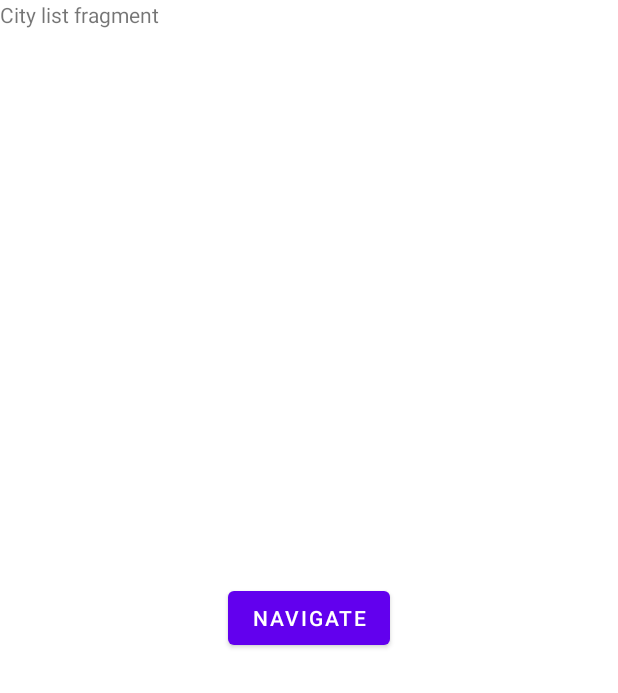
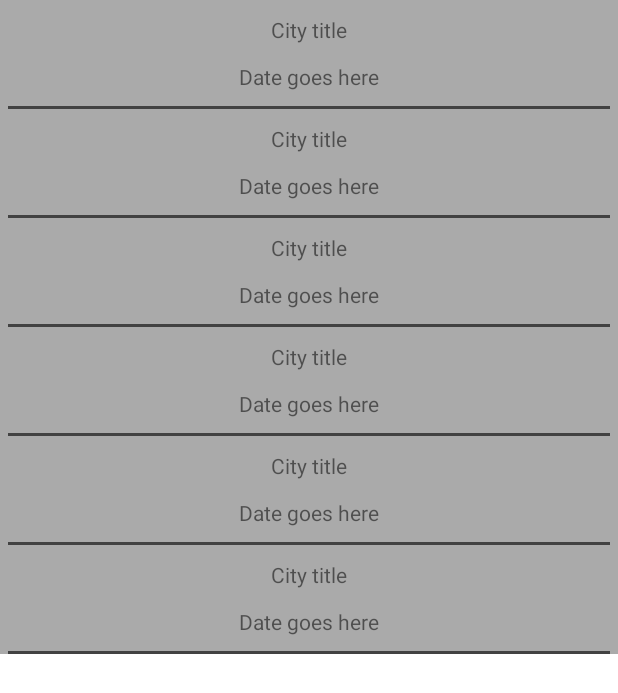
Before and after one commit to vmpay/random-city-app, an Android app: the layout fragment_city_list.xml on its own in the app's theme, with its tools: preview values and no code run, on a phone screen of 412 x 824 dp. Shown: the top 693 px of the screen. Run offline under Robolectric (Android 15) with nearby library versions, the phone set to English and light mode, and no system bars.

Commit message:
Master fragment impl

```diff
--- a/app/src/main/java/eu/vmpay/random/city/tools/Constants.kt
+++ b/app/src/main/java/eu/vmpay/random/city/tools/Constants.kt
@@ -1,7 +1,12 @@
 package eu.vmpay.random.city.tools
+
+import java.text.SimpleDateFormat
+import java.util.*
 
 const val LOADER_DELAY = 2500L
 const val PRODUCER_DELAY = 5000L
 
 const val DATABASE_VERSION = 1
 const val DATABASE_NAME = "city_app.db"
+
+val sdf = SimpleDateFormat("dd.MM.yy HH:mm:ss", Locale.ROOT)
--- a/app/src/main/res/layout/fragment_city_list.xml
+++ b/app/src/main/res/layout/fragment_city_list.xml
@@ -6,19 +6,12 @@
     android:layout_height="match_parent"
     tools:context=".view.fragment.CityListFragment">
 
-    <TextView
+    <androidx.recyclerview.widget.RecyclerView
+        android:id="@+id/rvList"
         android:layout_width="match_parent"
         android:layout_height="match_parent"
-        android:text="City list fragment" />
-
-    <Button
-        android:id="@+id/btnNavigate"
-        android:layout_width="wrap_content"
-        android:layout_height="wrap_content"
-        android:text="Navigate"
-        app:layout_constraintBottom_toBottomOf="parent"
-        app:layout_constraintEnd_toEndOf="parent"
-        app:layout_constraintStart_toStartOf="parent"
-        app:layout_constraintTop_toTopOf="parent" />
+        app:layoutManager="androidx.recyclerview.widget.LinearLayoutManager"
+        tools:itemCount="20"
+        tools:listitem="@layout/item_city" />
 
 </androidx.constraintlayout.widget.ConstraintLayout>
--- /dev/null
+++ b/app/src/main/res/layout/item_city.xml
@@ -0,0 +1,41 @@
+<?xml version="1.0" encoding="utf-8"?>
+<androidx.constraintlayout.widget.ConstraintLayout xmlns:android="http://schemas.android.com/apk/res/android"
+    xmlns:app="http://schemas.android.com/apk/res-auto"
+    xmlns:tools="http://schemas.android.com/tools"
+    android:layout_width="match_parent"
+    android:layout_height="wrap_content"
+    android:background="@android:color/darker_gray">
+
+    <TextView
+        android:id="@+id/tvTitle"
+        android:layout_width="wrap_content"
+        android:layout_height="wrap_content"
+        android:layout_margin="10dp"
+        app:layout_constraintEnd_toEndOf="parent"
+        app:layout_constraintStart_toStartOf="parent"
+        app:layout_constraintTop_toTopOf="parent"
+        tools:text="City title" />
+
+    <TextView
+        android:id="@+id/tvDate"
+        android:layout_width="wrap_content"
+        android:layout_height="wrap_content"
+        android:layout_margin="10dp"
+        app:layout_constraintBottom_toBottomOf="parent"
+        app:layout_constraintEnd_toEndOf="parent"
+        app:layout_constraintStart_toStartOf="parent"
+        app:layout_constraintTop_toBottomOf="@id/tvTitle"
+        tools:text="Date goes here" />
+
+    <View
+        android:layout_width="match_parent"
+        android:layout_height="2dp"
+        android:layout_marginStart="5dp"
+        android:layout_marginTop="10dp"
+        android:layout_marginEnd="5dp"
+        android:background="@color/cardview_dark_background"
+        app:layout_constraintEnd_toEndOf="parent"
+        app:layout_constraintStart_toStartOf="parent"
+        app:layout_constraintTop_toBottomOf="@id/tvDate" />
+
+</androidx.constraintlayout.widget.ConstraintLayout>
```
Also changed, not shown: app/src/main/java/eu/vmpay/random/city/tools/ColorUtils.kt (added, +19 -0 lines), app/src/main/java/eu/vmpay/random/city/view/adapter/CityListAdapter.kt (added, +44 -0 lines), app/src/main/java/eu/vmpay/random/city/view/fragment/CityListFragment.kt (+9 -4 lines), app/src/main/res/layout/fragment_city_list_tablet.xml (+8 -11 lines).
